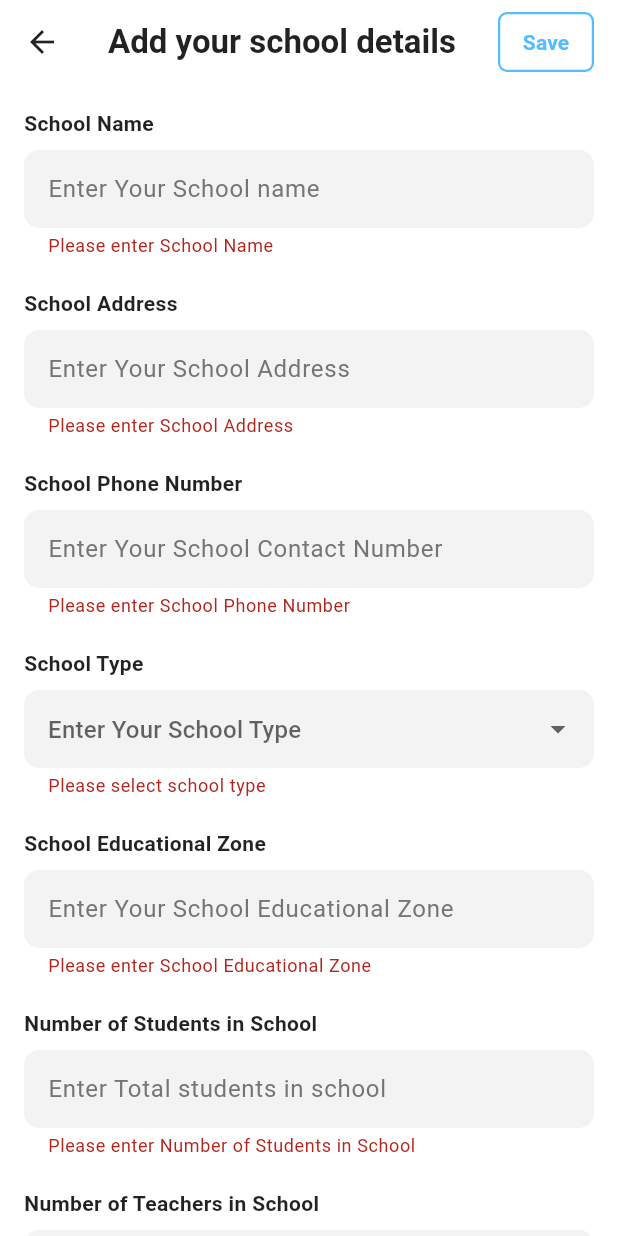
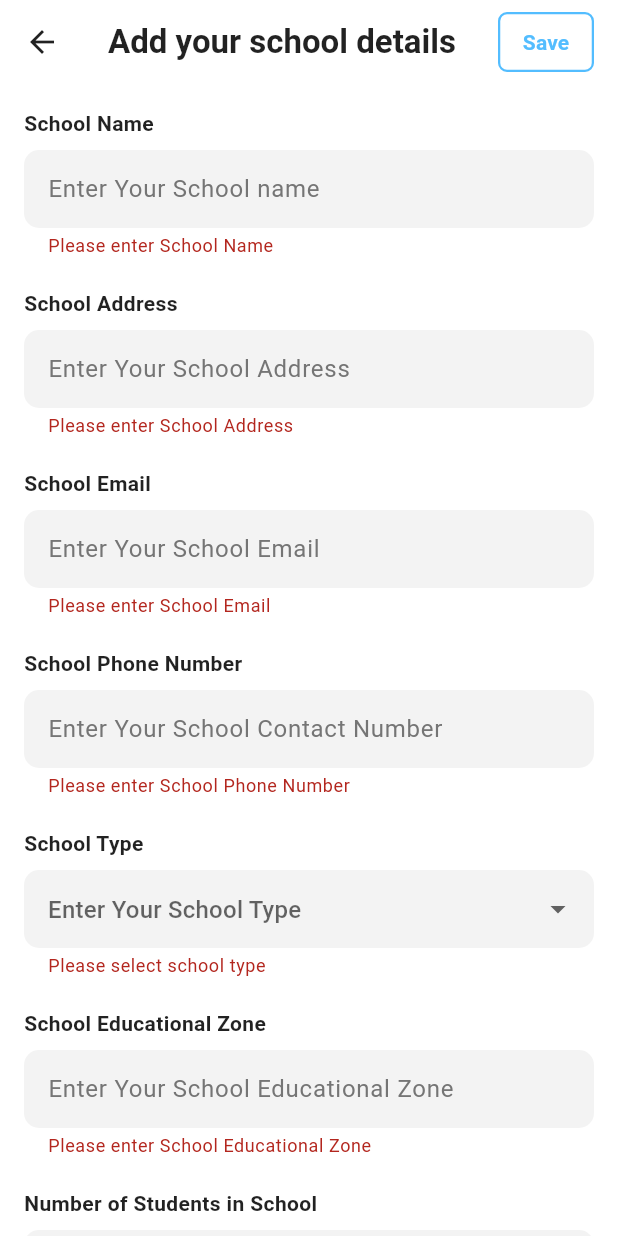
Before and after one commit to IrrigationDepartment/BuildCare, a Flutter app: the AddSchoolDetailsPage screen opened directly, after a tap on "Save", on a phone screen of 412 x 824 dp. Run offline on Flutter 3.47's test engine with Material 3 defaults, Android fonts, the phone set to English and light mode, and no system bars; our stand-ins replace cloud_firestore, file_picker, firebase_auth, firebase_core, image_picker; accounts and stored records are empty; network calls fail.

Commit message:
changed
changed add_school_details

```diff
--- a/lib/screens/Principal/add_school_details_page.dart
+++ b/lib/screens/Principal/add_school_details_page.dart
@@ -12,6 +12,7 @@ class _AddSchoolDetailsPageState extends State<AddSchoolDetailsPage> {
 
   final TextEditingController _schoolNameController = TextEditingController();
   final TextEditingController _schoolAddressController = TextEditingController();
+  final TextEditingController _schoolEmailController = TextEditingController(); // New Email Controller
   final TextEditingController _phoneController = TextEditingController();
   final TextEditingController _educationalZoneController = TextEditingController();
   final TextEditingController _studentsController = TextEditingController();
@@ -32,6 +33,7 @@ class _AddSchoolDetailsPageState extends State<AddSchoolDetailsPage> {
   void dispose() {
     _schoolNameController.dispose();
     _schoolAddressController.dispose();
+    _schoolEmailController.dispose(); // Dispose the new controller
     _phoneController.dispose();
     _educationalZoneController.dispose();
     _studentsController.dispose();
@@ -89,6 +91,14 @@ class _AddSchoolDetailsPageState extends State<AddSchoolDetailsPage> {
               children: [
                 _buildTextField("School Name", "Enter Your School name", _schoolNameController, isNumber: false),
                 _buildTextField("School Address", "Enter Your School Address", _schoolAddressController, isNumber: false),
+                // NEW: School Email Field
+                _buildTextField(
+                  "School Email",
+                  "Enter Your School Email",
+                  _schoolEmailController,
+                  isNumber: false,
+                  isEmail: true,
+                ),
                 _buildTextField("School Phone Number", "Enter Your School Contact Number", _phoneController, isNumber: true),
                 _buildDropdown(),
                 _buildTextField("School Educational Zone", "Enter Your School Educational Zone", _educationalZoneController, isNumber: false),
@@ -106,7 +116,7 @@ class _AddSchoolDetailsPageState extends State<AddSchoolDetailsPage> {
   }
 
   /// Builds a text field with a label above it and a F3F3F3 background.
-  Widget _buildTextField(String label, String hint, TextEditingController controller, {required bool isNumber}) {
+  Widget _buildTextField(String label, String hint, TextEditingController controller, {required bool isNumber, bool isEmail = false}) {
     return Padding(
       padding: const EdgeInsets.only(bottom: 20),
       child: Column(
@@ -119,7 +129,11 @@ class _AddSchoolDetailsPageState extends State<AddSchoolDetailsPage> {
           const SizedBox(height: 8),
           TextFormField(
             controller: controller,
-            keyboardType: isNumber ? TextInputType.number : TextInputType.text,
+            keyboardType: isNumber
+                ? TextInputType.number
+                : isEmail
+                    ? TextInputType.emailAddress // Use email keyboard for email field
+                    : TextInputType.text,
             decoration: InputDecoration(
               hintText: hint,
               hintStyle: TextStyle(color: Colors.grey[600]),
@@ -131,7 +145,16 @@ class _AddSchoolDetailsPageState extends State<AddSchoolDetailsPage> {
               ),
               contentPadding: const EdgeInsets.symmetric(vertical: 14, horizontal: 12),
             ),
-            validator: (value) => value!.isEmpty ? 'Please enter $label' : null,
+            validator: (value) {
+              if (value!.isEmpty) {
+                return 'Please enter $label';
+              }
+              // Email validation check
+              if (isEmail && !RegExp(r'^[\w-\.]+@([\w-]+\.)+[\w-]{2,4}$').hasMatch(value)) {
+                return 'Please enter a valid email address';
+              }
+              return null;
+            },
           ),
         ],
       ),
@@ -166,7 +189,7 @@ class _AddSchoolDetailsPageState extends State<AddSchoolDetailsPage> {
             isExpanded: true,
             items: const [
               DropdownMenuItem(value: "Provincial school", child: Text("Provincial")),
-              DropdownMenuItem(value: "government School", child: Text("Government")),
+              DropdownMenuItem(value: "Government School", child: Text("Government")),
               // DropdownMenuItem(value: "Private School", child: Text("Private School")),
             ],
             onChanged: (value) => setState(() => _schoolType = value),
@@ -182,8 +205,8 @@ class _AddSchoolDetailsPageState extends State<AddSchoolDetailsPage> {
     return Container(
       padding: const EdgeInsets.all(16),
       decoration: BoxDecoration(
-        color: _textFieldBackgroundColor, // 🚩 Changed to F3F3F3
-        borderRadius: BorderRadius.circular(10), // Matched radius to text fields
+        color: _textFieldBackgroundColor, // F3F3F3 color
+        borderRadius: BorderRadius.circular(10),
       ),
       child: Column(
         crossAxisAlignment: CrossAxisAlignment.start,
```
